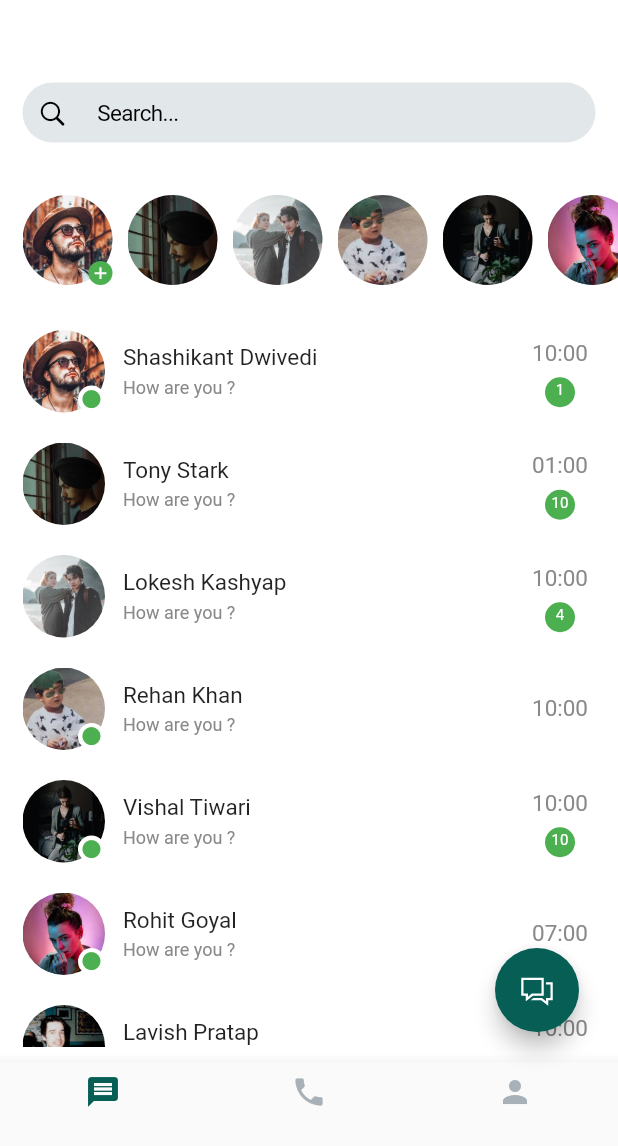
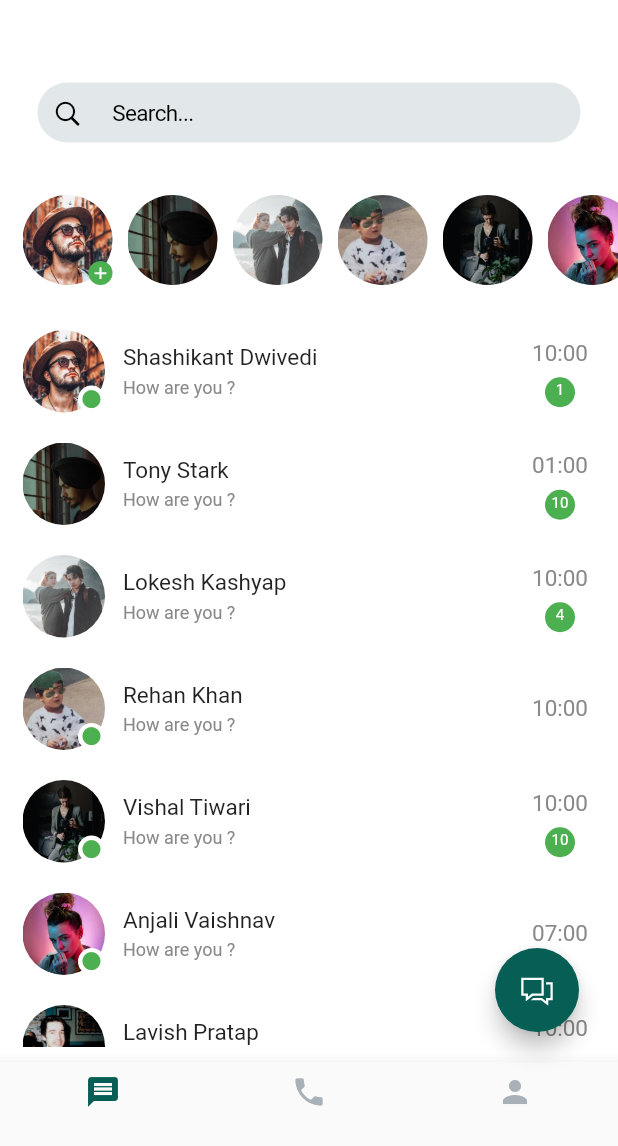
Before and after one commit to baajur/Flutter-WhatsApp-UI-Redesign, a Flutter app: the screen it shows after launch, on a phone screen of 412 x 824 dp, the part 90-1236 px from its top. Run offline on Flutter 3.47's test engine with Material 2 defaults, Android fonts, the phone set to English and light mode, and no system bars; our stand-ins replace line_awesome_icons; project files that could hold a hidden picture were left out.

Commit message:
Added search bar functionality

```diff
--- a/lib/screens/HomePage/calls.dart
+++ b/lib/screens/HomePage/calls.dart
@@ -2,6 +2,8 @@ import 'package:flutter/material.dart';
 import 'components/search_bar.dart';
 import 'components/top_bar.dart';
 import 'components/all_calls.dart';
+import 'package:whatsapp_redesign_ios/initializer.dart';
+import 'package:provider/provider.dart';
 
 final allCalls = [
   {
@@ -42,10 +44,11 @@ class Calls extends StatefulWidget {
 class _Calls extends State<Calls> {
   @override
   Widget build(BuildContext context) {
+    final initializer = Provider.of<Initializer>(context);
     return SafeArea(
         child: Container(
             child: Column(children: [
-      WhatsAppHomeTopBar('WhatsApp',
+      initializer.searchBar? Container() : WhatsAppHomeTopBar('WhatsApp',
           icon: Icon(Icons.settings, color: Color(0xFF075E55), size: 15.0),
           iconAction: '/settings'),
       WhatsAppHomeSearchBar(),
--- a/lib/screens/HomePage/chats.dart
+++ b/lib/screens/HomePage/chats.dart
@@ -59,7 +59,7 @@ final allChats = [
     'status': true
   },
   {
-    'name': 'Rohit Goyal',
+    'name': 'Anjali Vaishnav',
     'image': 'assets/images/profile/profile6.webp',
     'recentMessage': 'How are you ?',
     'time': '07:00',
@@ -92,19 +92,18 @@ class Chats extends StatefulWidget {
 class _Chats extends State<Chats> {
   @override
   Widget build(BuildContext context) {
+     final initializer = Provider.of<Initializer>(context);
     return SafeArea(
         child: Container(
-            // padding: EdgeInsets.all(25.0),
-            // decoration: BoxDecoration(color: Color(0xFFE5E5E5),),
             color: Colors.white,
             child: Column(
               children: [
-                WhatsAppHomeTopBar(
+                initializer.searchBar? Container() : WhatsAppHomeTopBar(
                     'WhatsApp',
                     icon: Icon(Icons.settings, color: Color(0xFF075E55), size: 15.0),
                     iconAction: '/settings'),
                 WhatsAppHomeSearchBar(),
-                WhatsAppHomeStatusBar(status),
+                initializer.searchBar? Container() : WhatsAppHomeStatusBar(status),
                 WhatsAppHomeAllChats(allChats)
               ],
             )));
--- a/lib/screens/HomePage/components/search_bar.dart
+++ b/lib/screens/HomePage/components/search_bar.dart
@@ -1,12 +1,14 @@
 import 'package:flutter/cupertino.dart';
 import 'package:flutter/material.dart';
+import 'package:whatsapp_redesign_ios/initializer.dart';
+import 'package:provider/provider.dart';
 
 class WhatsAppHomeSearchBar extends StatelessWidget {
-  @override
-  Widget build(BuildContext context) {
+  Widget searchBar(initializer, context) {
+    bool searchBarStatus = initializer.searchBar;
     return Container(
-        padding: EdgeInsets.all(15.0),
-        margin: EdgeInsets.symmetric(vertical: 10.0),
+          margin: EdgeInsets.symmetric(horizontal: searchBarStatus ? 10.0 : 0.0),
+          width: MediaQuery.of(context).size.width - (searchBarStatus ? 100 : 50),
           child: CupertinoTextField(
             prefix: Container(
               padding: EdgeInsets.all(10.0),
@@ -21,8 +23,44 @@ class WhatsAppHomeSearchBar extends StatelessWidget {
                 color: Color(0xFFE2E7EA),
                 borderRadius: BorderRadius.circular(20.0)),
             placeholder: 'Search...',
-          placeholderStyle:
-              TextStyle(fontSize: 15.0),
+            placeholderStyle: TextStyle(fontSize: 15.0),
+            onTap: () {
+              print(
+                  '####################### Search Tapped @@@@@@@@@@@@@@@@@@@@@');
+              if (!searchBarStatus) {
+                initializer.toogleSearchBar();
+              }
+            },
+            onSubmitted: (action) {
+              print('############### Search Done @@@@@@@@@@@@@@@@');
+            },
+          ));
+  }
+
+  Widget backArrow(initializer) {
+    if (initializer.searchBar) {
+      return Container(
+        margin: EdgeInsets.symmetric(horizontal: 10.0),
+        child: GestureDetector(child: Icon(Icons.arrow_back), onTap: () {
+         initializer.toogleSearchBar();
+        }),
+      );
+    } else {
+      return Container();
+    }
+  }
+
+  @override
+  Widget build(BuildContext context) {
+    final initializer = Provider.of<Initializer>(context);
+    return Container(
+        padding: EdgeInsets.all(15.0),
+        margin: EdgeInsets.symmetric(vertical: 10.0),
+        child: Row(
+          mainAxisAlignment: MainAxisAlignment.center,
+          children: <Widget>[
+            backArrow(initializer),
+            searchBar(initializer, context)],
         ));
   }
 }
```
Also changed, not shown: lib/initializer.dart (+22 -0 lines). Lines whose indentation alone changed are shown as unchanged.
